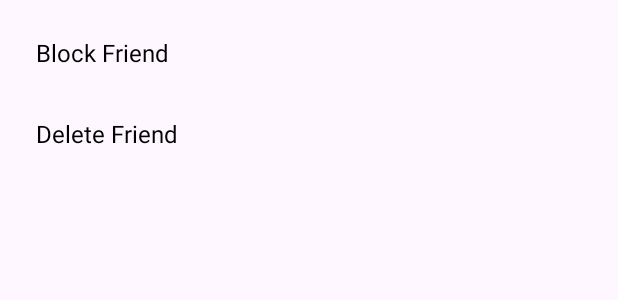
After one commit to AlexD136/Ambience, an Android app: the layout f_op_menu.xml on its own in the app's theme, with its tools: preview values and no code run, on a phone screen of 412 x 824 dp. The commit adds this screen. Shown: the top 300 px of the screen. Run offline under Robolectric (Android 15) with nearby library versions, the light colour scheme and no system bars.

Commit message:
pop up menu functionality

```diff
--- /dev/null
+++ b/app/src/main/res/layout/f_op_menu.xml
@@ -0,0 +1,35 @@
+<?xml version="1.0" encoding="utf-8"?>
+<androidx.constraintlayout.widget.ConstraintLayout xmlns:android="http://schemas.android.com/apk/res/android"
+    android:layout_width="match_parent"
+    android:layout_height="match_parent"
+    xmlns:app="http://schemas.android.com/apk/res-auto">
+
+    <!-- Option 1: Block Friend -->
+    <TextView
+        android:id="@+id/blockFriendTextView"
+        android:layout_width="wrap_content"
+        android:layout_height="wrap_content"
+        android:text="Block Friend"
+        android:textSize="16sp"
+        android:textColor="@android:color/black"
+        android:padding="8dp"
+        android:layout_marginStart="16dp"
+        android:layout_marginTop="16dp"
+        app:layout_constraintStart_toStartOf="parent"
+        app:layout_constraintTop_toTopOf="parent"/>
+
+    <!-- Option 2: Delete Friend -->
+    <TextView
+        android:id="@+id/deleteFriendTextView"
+        android:layout_width="wrap_content"
+        android:layout_height="wrap_content"
+        android:text="Delete Friend"
+        android:textSize="16sp"
+        android:textColor="@android:color/black"
+        android:padding="8dp"
+        android:layout_marginStart="16dp"
+        android:layout_marginTop="16dp"
+        app:layout_constraintStart_toStartOf="parent"
+        app:layout_constraintTop_toBottomOf="@id/blockFriendTextView"/>
+
+</androidx.constraintlayout.widget.ConstraintLayout>
--- a/app/src/main/res/layout/social_feed.xml
+++ b/app/src/main/res/layout/social_feed.xml
@@ -134,6 +134,7 @@
             android:padding="8dp">
 
             <TextView
+                android:id="@+id/friend1"
                 android:layout_width="wrap_content"
                 android:layout_height="wrap_content"
                 android:text="@string/friend_1"
@@ -157,6 +158,7 @@
             android:padding="8dp">
 
             <TextView
+                android:id="@+id/friend2"
                 android:layout_width="wrap_content"
                 android:layout_height="wrap_content"
                 android:text="@string/friend_2"
@@ -180,6 +182,7 @@
             android:padding="8dp">
 
             <TextView
+                android:id="@+id/friend3"
                 android:layout_width="wrap_content"
                 android:layout_height="wrap_content"
                 android:text="@string/friend_3"
@@ -203,6 +206,7 @@
             android:padding="8dp">
 
             <TextView
+                android:id="@+id/friend4"
                 android:layout_width="wrap_content"
                 android:layout_height="wrap_content"
                 android:text="@string/friend_4"
```
Also changed, not shown: app/src/main/java/com/example/ambience_v2/SocialFeedActivity.kt (+34 -6 lines), app/src/main/res/layout/profile.xml (+9 -2 lines).
